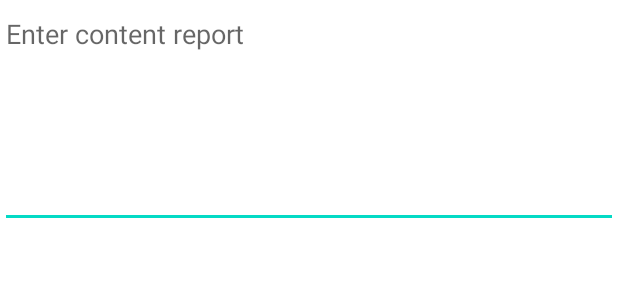
After one commit to mobieApp/img-social-network, an Android app: the layout dialog_report.xml on its own in the app's theme, with its tools: preview values and no code run, on a phone screen of 412 x 824 dp. The commit adds this screen. Shown: the top 300 px of the screen. Run offline under Robolectric (Android 15) with nearby library versions, the phone set to English and light mode, and no system bars.

Commit message:
add popup menu post and edit text dialog report layout

```diff
--- /dev/null
+++ b/app/src/main/res/layout/dialog_report.xml
@@ -0,0 +1,20 @@
+<?xml version="1.0" encoding="utf-8"?>
+<LinearLayout xmlns:android="http://schemas.android.com/apk/res/android"
+    android:layout_width="match_parent"
+    android:layout_height="match_parent"
+    android:gravity="center_horizontal"
+    android:orientation="vertical">
+
+
+    <EditText
+        android:id="@+id/etComments"
+        android:layout_width="fill_parent"
+        android:layout_height="wrap_content"
+        android:gravity="top"
+        android:hint="Enter content report"
+        android:inputType="textMultiLine"
+        android:lines="8"
+        android:maxLines="3"
+        android:minLines="6"
+        android:scrollbars="vertical" />
+</LinearLayout>
--- a/app/src/main/res/layout/layout_post_header.xml
+++ b/app/src/main/res/layout/layout_post_header.xml
@@ -27,6 +27,7 @@
             android:paddingStart="5dp"/>
 
         <ImageView
+            android:id="@+id/popup_post"
             android:layout_width="wrap_content"
             android:layout_height="wrap_content"
             android:src="@drawable/ic_menudot"
--- a/app/src/main/res/menu/post_menu.xml
+++ b/app/src/main/res/menu/post_menu.xml
@@ -1,5 +1,7 @@
 <?xml version="1.0" encoding="utf-8"?>
 <menu xmlns:android="http://schemas.android.com/apk/res/android">
-    <item android:title="report" />
-    <item android:title="hide" />
+    <item android:title="report"
+        android:id="@+id/report_post"/>
+    <item android:title="hide"
+        android:id="@+id/hide_post"/>
 </menu>
```
Also changed, not shown: app/src/main/java/com/example/instagramclone/Utils/PostAdapter.java (+72 -1 lines).
